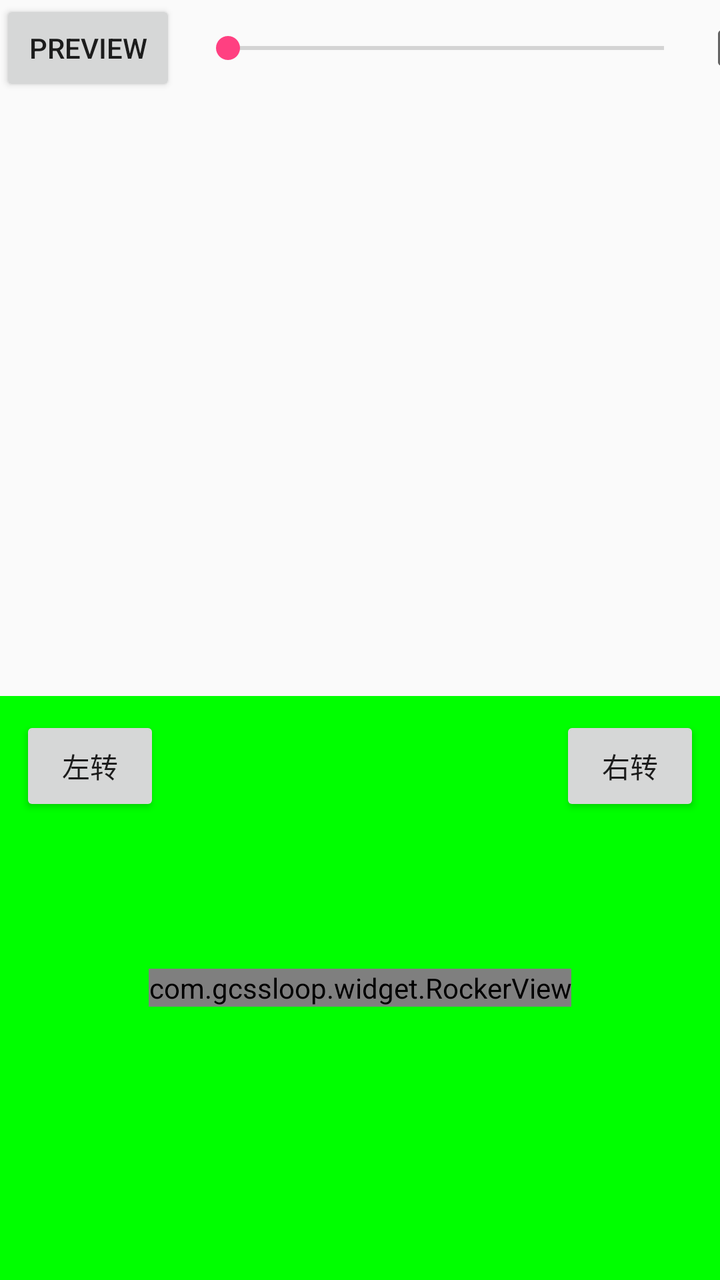
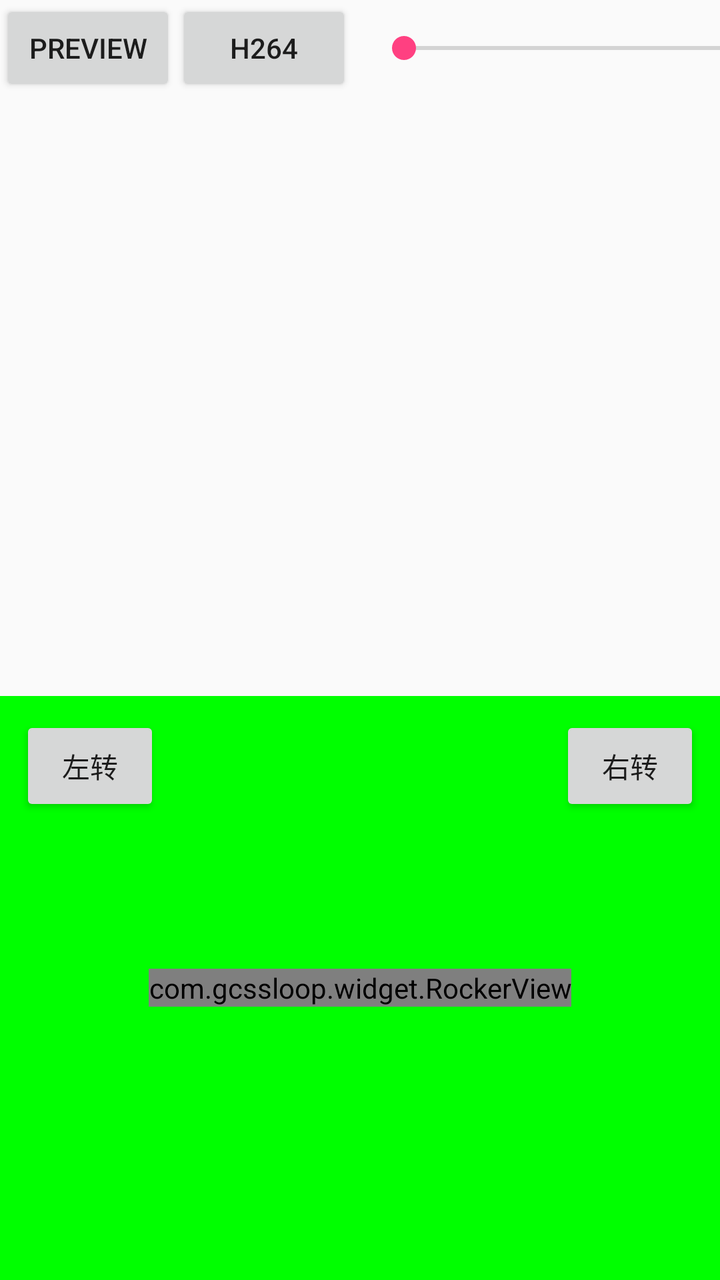

An Android layout rendered at two revisions. The XML below is the earlier revision; the diff shows what the commit changed to produce the second picture.
<!-- AndroidManifest.xml: application theme AppTheme -->
<!-- res/layout/activity_ctrl.xml -->
<?xml version="1.0" encoding="utf-8"?>
<LinearLayout xmlns:android="http://schemas.android.com/apk/res/android"
    xmlns:tools="http://schemas.android.com/tools"
    android:layout_width="match_parent"
    android:layout_height="match_parent"
    android:orientation="vertical">

    <LinearLayout
        android:layout_width="match_parent"
        android:layout_height="wrap_content"
        android:gravity="center_vertical"
        android:orientation="horizontal">

        <Button
            android:id="@+id/btn_preview"
            android:layout_width="wrap_content"
            android:layout_height="wrap_content"
            android:layout_alignParentRight="true"
            android:text="preview" />

        <SeekBar
            android:id="@+id/seek_speed"
            android:layout_width="250dp"
            android:layout_height="wrap_content"
            android:layout_marginLeft="10dp" />

        <CheckBox
            android:layout_marginStart="4dp"
            android:id="@+id/checkLight"
            android:layout_width="wrap_content"
            android:layout_height="wrap_content" />

    </LinearLayout>

    <FrameLayout
        android:id="@+id/container"
        android:layout_width="match_parent"
        android:layout_height="300dp" />

    <RelativeLayout
        android:background="#0f0"
        android:layout_width="match_parent"
        android:layout_height="match_parent">

        <Button
            android:id="@+id/btnLeft"
            android:layout_width="70dp"
            android:layout_height="50dp"
            android:layout_margin="10dp"
            android:gravity="center"
            android:text="左转" />

        <Button
            android:id="@+id/btnRight"
            android:layout_width="70dp"
            android:layout_height="50dp"
            android:layout_alignParentEnd="true"
            android:layout_margin="10dp"
            android:gravity="center"
            android:text="右转" />


        <com.gcssloop.widget.RockerView xmlns:rocker="http://schemas.android.com/apk/res-auto"
            android:id="@+id/rocker"
            android:layout_width="wrap_content"
            android:layout_height="wrap_content"
            android:layout_centerInParent="true"
            rocker:area_background="#22222222"
            rocker:area_radius="80dp"
            rocker:rocker_background="#888888"
            rocker:rocker_radius="30dp" />



    </RelativeLayout>


</LinearLayout>
<!-- resources referenced by this layout -->
<resources>
  <style name="AppTheme" parent="Theme.AppCompat.Light.NoActionBar">
          
          <item name="colorPrimary">@color/colorPrimary</item>
          <item name="colorPrimaryDark">@color/colorPrimaryDark</item>
          <item name="colorAccent">@color/colorAccent</item>
      </style>
  <color name="colorPrimary">#3F51B5</color>
  <color name="colorPrimaryDark">#303F9F</color>
  <color name="colorAccent">#FF4081</color>
</resources>

<!-- the commit's change to res/layout/activity_ctrl.xml (unified diff, before → after) -->
@@ -17,6 +17,12 @@
             android:layout_height="wrap_content"
             android:layout_alignParentRight="true"
             android:text="preview" />
+
+        <Button
+            android:id="@+id/btn_h264"
+            android:layout_width="wrap_content"
+            android:layout_height="wrap_content"
+            android:text="h264" />
 
         <SeekBar
             android:id="@+id/seek_speed"
